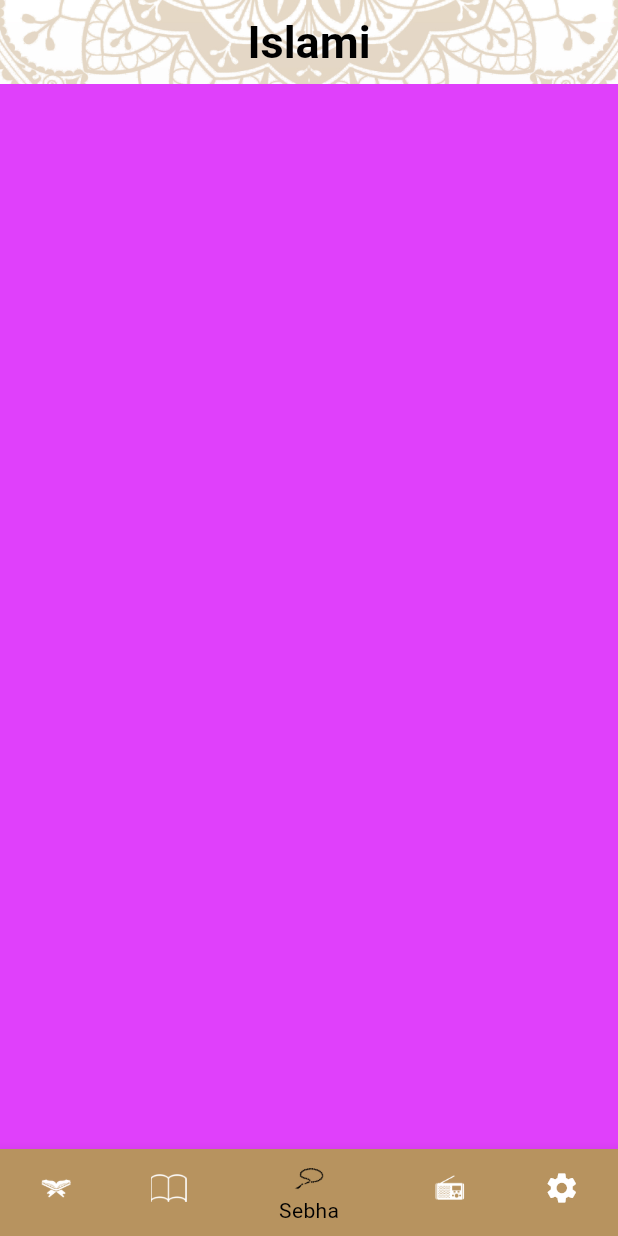
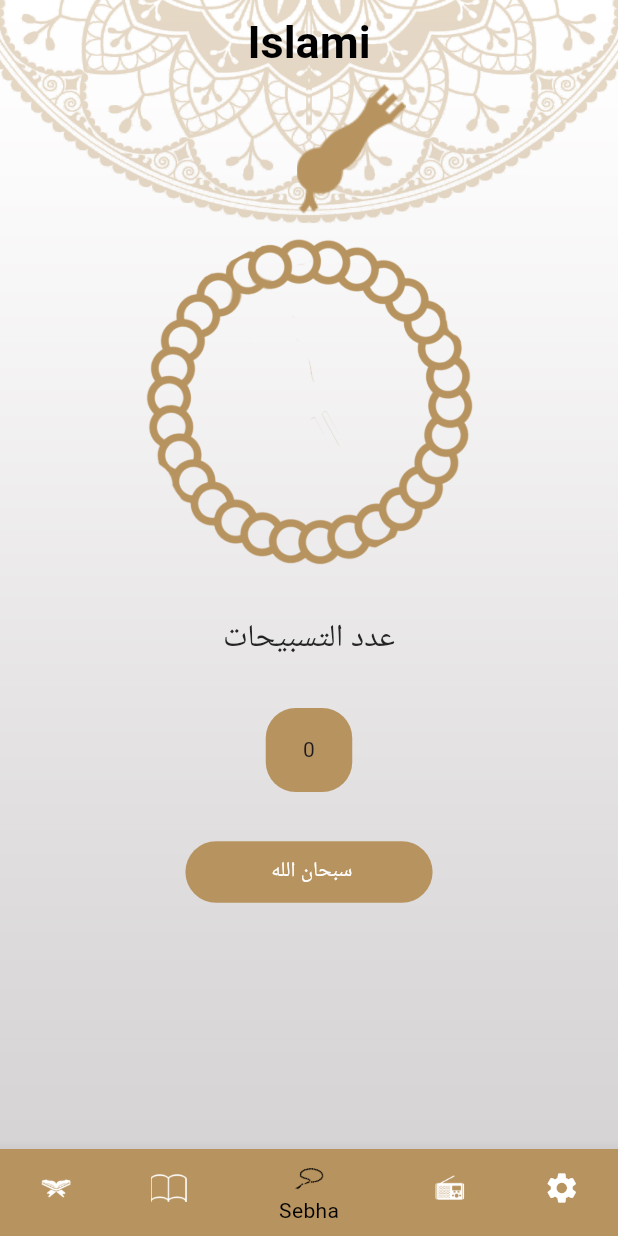
Before and after one commit to ShrookGamal/islamy-app, a Flutter app: the screen it shows after launch, item 3 of the bottom bar chosen, on a phone screen of 412 x 824 dp. Run offline on Flutter 3.47's test engine with Material 3 defaults, Android fonts, the phone set to English and light mode, and no system bars.

Commit message:
+ sebha tab

```diff
--- a/lib/core/assets_manager.dart
+++ b/lib/core/assets_manager.dart
@@ -11,4 +11,6 @@ class AssetsManager {
   static const String quranHeaderImage = '${base}quran_header_icon.png';
   static const String hadithHeaderImage = '${base}hadith_header_icon.png';
   static const String radioHeaderImage = '${base}radio_header_icon.png';
+  static const String sebhaHeaderImage = '${base}sebha_head.png';
+  static const String sebhaBodyImage = '${base}sebha_body.png';
 }
--- a/lib/presentation/screens/home/tabs/sebha_tab/sebha_tab.dart
+++ b/lib/presentation/screens/home/tabs/sebha_tab/sebha_tab.dart
@@ -1,12 +1,105 @@
 import 'package:flutter/material.dart';
+import 'package:flutter_projects/core/colors_manager.dart';
 
-class SebhaTab extends StatelessWidget {
+import '../../../../../core/assets_manager.dart';
+
+class SebhaTab extends StatefulWidget {
   const SebhaTab({super.key});
 
   @override
+  State<SebhaTab> createState() => _SebhaTabState();
+}
+
+class _SebhaTabState extends State<SebhaTab> {
+  int counter = 0;
+
+  int index = 0;
+
+  double angle = 0;
+
+  List<String> azkar = [
+    ' سبحان الله  ',
+    ' الحمدلله  ',
+    ' لا اله الا الله ',
+    ' الله اكبر ',
+  ];
+  @override
   Widget build(BuildContext context) {
-    return Container(
-      color: Colors.purpleAccent,
+    Size size = MediaQuery.of(context).size;
+    return Column(
+      crossAxisAlignment: CrossAxisAlignment.stretch,
+      children: [
+        Stack(
+          alignment: Alignment.topCenter,
+          children: [
+            Positioned(
+                left: size.width * 0.48,
+                child: Image.asset(AssetsManager.sebhaHeaderImage)),
+            Padding(
+              padding: EdgeInsets.only(top: size.height * 0.081),
+              child: Transform.rotate(
+                angle: angle,
+                child: Image.asset(
+                    height: size.height * 0.35, AssetsManager.sebhaBodyImage),
+              ),
+            ),
+          ],
+        ),
+        Text(
+          'عدد التسبيحات',
+          textAlign: TextAlign.center,
+          style: Theme.of(context).textTheme.headlineMedium,
+        ),
+        Spacer(
+          flex: 1,
+        ),
+        Container(
+          margin: EdgeInsets.symmetric(horizontal: size.width * 0.43),
+          decoration: BoxDecoration(
+              color: ColorsManager.goldColor,
+              borderRadius: BorderRadius.circular(20)),
+          padding: EdgeInsets.symmetric(horizontal: 15, vertical: 18),
+          child: Text(
+            counter.toString(),
+            textAlign: TextAlign.center,
+          ),
+        ),
+        Spacer(
+          flex: 1,
+        ),
+        GestureDetector(
+          onTap: onZekrClick,
+          child: Container(
+            margin: EdgeInsets.symmetric(horizontal: size.width * 0.3),
+            decoration: BoxDecoration(
+                color: ColorsManager.goldColor,
+                borderRadius: BorderRadius.circular(30)),
+            padding: EdgeInsets.all(10),
+            child: Text(
+              azkar[index],
+              textAlign: TextAlign.center,
+              style: TextStyle(color: Colors.white),
+            ),
+          ),
+        ),
+        Spacer(
+          flex: 5,
+        ),
+      ],
     );
   }
+
+  onZekrClick() {
+    angle += 15;
+    if (counter < 33) {
+      counter++;
+    } else {
+      counter = 0;
+      index++;
+    }
+    if (index == azkar.length) {
+      index = 0;
+    }
+    setState(() {});
+  }
 }
```
Also changed, not shown: assets/images/sebha_body.png (added), assets/images/sebha_head.png (added).
